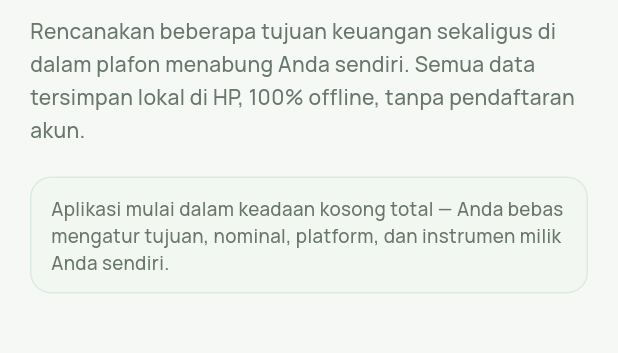
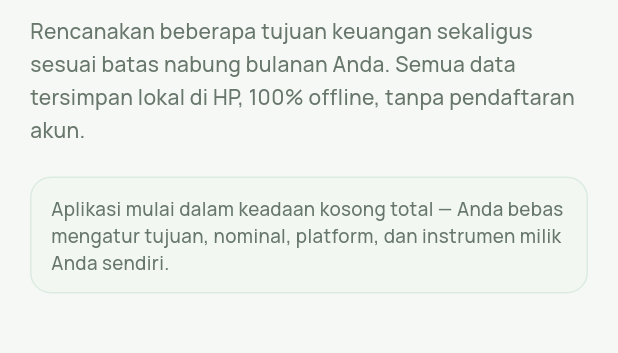
Before and after one commit to Dzakiamriz22/Planora, a Flutter app: the screen it shows after launch, on a phone screen of 412 x 824 dp, the part 383-736 px from its top. Run offline on Flutter 3.47's test engine with Material 3 defaults, Android fonts, the phone set to English and light mode, and no system bars; our stand-ins replace drift, file_picker, flutter_riverpod, go_router, material_ui, share_plus; accounts and stored records are empty; generated files the repository leaves out were written again.

Commit message:
refactor(copy): ganti istilah 'plafon' menjadi 'batas nabung' di seluruh UI

```diff
--- a/lib/core/calc/planora_calc.dart
+++ b/lib/core/calc/planora_calc.dart
@@ -447,7 +447,7 @@ class PlanoraCalc {
         excess: excess,
         changes: const [],
         errorMessage:
-            'Rencana setoran (${_rupiah(newEditedAmount)}) melebihi plafon (${_rupiah(ceilingAmount)}) meskipun seluruh porto lain diturunkan ke Rp 0.',
+            'Rencana setoran (${_rupiah(newEditedAmount)}) melebihi batas nabung (${_rupiah(ceilingAmount)}) meskipun seluruh porto lain diturunkan ke Rp 0.',
       );
     }
 
@@ -500,7 +500,7 @@ class PlanoraCalc {
         needsRebalance: true,
         excess: excess,
         changes: const [],
-        errorMessage: 'Sisa plafon tidak mencukupi setelah penyeimbangan.',
+        errorMessage: 'Sisa batas nabung tidak mencukupi setelah penyesuaian.',
       );
     }
 
@@ -662,7 +662,7 @@ class PlanoraCalc {
         isValid: false,
         totalAmount: total,
         errorMessage:
-            'Total alokasi fase (${_rupiah(total)}) melebihi plafon menabung (${_rupiah(ceilingAmount)}).',
+            'Total alokasi fase (${_rupiah(total)}) melebihi batas nabung (${_rupiah(ceilingAmount)}).',
       );
     }
 
--- a/lib/data/repositories/phase_repository.dart
+++ b/lib/data/repositories/phase_repository.dart
@@ -73,7 +73,7 @@ class PhaseRepository {
       }
       if (ceiling != null && total > ceiling) {
         throw PhaseValidationException(
-          'Total fase (${AppFormatters.rupiah(total)}) melebihi plafon menabung saat ini (${AppFormatters.rupiah(ceiling)}).',
+          'Total fase (${AppFormatters.rupiah(total)}) melebihi batas nabung saat ini (${AppFormatters.rupiah(ceiling)}).',
         );
       }
 
@@ -235,7 +235,7 @@ class PhaseRepository {
 
     return savePhase(
       name: name,
-      description: 'Pembagian plafon merata ke seluruh porto sebagai titik mulai.',
+      description: 'Pembagian batas nabung merata ke seluruh porto sebagai titik mulai.',
       allocationsByPortfolioId: allocs,
     );
   }
--- a/lib/data/repositories/portfolio_repository.dart
+++ b/lib/data/repositories/portfolio_repository.dart
@@ -164,7 +164,7 @@ class PortfolioRepository {
       }
       if (ceiling != null && projectedTotal > ceiling) {
         throw CeilingExceededException(
-          'Total rencana setoran (${AppFormatters.rupiah(projectedTotal)}) melebihi plafon menabung (${AppFormatters.rupiah(ceiling)}).',
+          'Total rencana setoran (${AppFormatters.rupiah(projectedTotal)}) melebihi batas nabung (${AppFormatters.rupiah(ceiling)}).',
         );
       }
 
@@ -273,7 +273,7 @@ class PortfolioRepository {
 
       if (ceiling != null && projectedTotal > ceiling) {
         throw CeilingExceededException(
-          'Total rencana setoran (${AppFormatters.rupiah(projectedTotal)}) melebihi plafon menabung (${AppFormatters.rupiah(ceiling)}).',
+          'Total rencana setoran (${AppFormatters.rupiah(projectedTotal)}) melebihi batas nabung (${AppFormatters.rupiah(ceiling)}).',
         );
       }
 
@@ -312,7 +312,7 @@ class PortfolioRepository {
       }
       if (ceiling != null && total > ceiling) {
         throw CeilingExceededException(
-          'Total rencana setoran (${AppFormatters.rupiah(total)}) melebihi plafon menabung (${AppFormatters.rupiah(ceiling)}).',
+          'Total rencana setoran (${AppFormatters.rupiah(total)}) melebihi batas nabung (${AppFormatters.rupiah(ceiling)}).',
         );
       }
       for (final entry in plansById.entries) {
--- a/lib/features/home/home_screen.dart
+++ b/lib/features/home/home_screen.dart
@@ -73,9 +73,9 @@ class _HomeScreenState extends ConsumerState<HomeScreen> {
       context,
       result: result,
       ceilingAmount: ceiling,
-      title: 'Skalakan Rencana ke Plafon',
+      title: 'Sesuaikan Rencana ke Batas Nabung',
       subtitle:
-          'Total rencana saat ini melebihi plafon sebesar ${AppFormatters.rupiah(summary.overCeilingBy)}. Seluruh porto akan diturunkan secara proporsional agar sesuai plafon ${AppFormatters.rupiah(ceiling)}.',
+          'Total rencana saat ini melebihi batas nabung sebesar ${AppFormatters.rupiah(summary.overCeilingBy)}. Seluruh porto akan diturunkan secara proporsional agar sesuai batas ${AppFormatters.rupiah(ceiling)}.',
     );
     if (!approved) return;
 
@@ -86,7 +86,7 @@ class _HomeScreenState extends ConsumerState<HomeScreen> {
     if (mounted) {
       ScaffoldMessenger.of(context).showSnackBar(
         const SnackBar(
-          content: Text('Rencana setoran berhasil diskalakan sesuai plafon.'),
+          content: Text('Rencana setoran berhasil disesuaikan ke batas nabung.'),
         ),
       );
     }
@@ -129,10 +129,10 @@ class _HomeScreenState extends ConsumerState<HomeScreen> {
     final plafonChip = ceiling == null
         ? PlanoraPill.gray('Belum diatur')
         : (summary.isOverCeiling
-            ? PlanoraPill.danger('Melebihi plafon')
+            ? PlanoraPill.danger('Melebihi batas')
             : (summary.remainingCeiling == 0
-                ? PlanoraPill.green('Pas plafon')
-                : PlanoraPill.green('Dalam plafon')));
+                ? PlanoraPill.green('Pas batas')
+                : PlanoraPill.green('Dalam batas')));
 
     return Scaffold(
       body: SafeArea(
@@ -302,7 +302,7 @@ class _HomeScreenState extends ConsumerState<HomeScreen> {
                     children: [
                       Expanded(
                         child: Text(
-                          'Plafon Nabung — ${AppFormatters.monthYear(_selectedMonth)}',
+                          'Batas Nabung — ${AppFormatters.monthYear(_selectedMonth)}',
                           style: AppTheme.manrope(
                             size: 13,
                             weight: FontWeight.w800,
@@ -317,7 +317,7 @@ class _HomeScreenState extends ConsumerState<HomeScreen> {
                   const SizedBox(height: 10),
                   if (ceiling == null) ...[
                     Text(
-                      'Atur gaji bulanan dan biaya hidup minimum untuk mengaktifkan plafon menabung otomatis.',
+                      'Atur gaji bulanan dan biaya hidup minimum untuk menghitung batas nabung otomatis.',
                       style: AppTheme.manrope(
                         size: 12,
                         color: cs.onSurfaceVariant,
@@ -346,7 +346,7 @@ class _HomeScreenState extends ConsumerState<HomeScreen> {
                       children: [
                         Expanded(
                           child: Text(
-                            'Rencana ${AppFormatters.rupiah(summary.totalMonthlyPlan)} dari plafon',
+                            'Rencana ${AppFormatters.rupiah(summary.totalMonthlyPlan)} dari batas',
                             style: AppTheme.manrope(
                               size: 11.5,
                               color: cs.onSurfaceVariant,
--- a/lib/features/onboarding/onboarding_screen.dart
+++ b/lib/features/onboarding/onboarding_screen.dart
@@ -160,7 +160,7 @@ class _OnboardingScreenState extends ConsumerState<OnboardingScreen> {
                           ),
                           const SizedBox(height: 10),
                           Text(
-                            'Rencanakan beberapa tujuan keuangan sekaligus di dalam plafon menabung Anda sendiri. Semua data tersimpan lokal di HP, 100% offline, tanpa pendaftaran akun.',
+                            'Rencanakan beberapa tujuan keuangan sekaligus sesuai batas nabung bulanan Anda. Semua data tersimpan lokal di HP, 100% offline, tanpa pendaftaran akun.',
                             style: AppTheme.manrope(
                               size: 14,
                               color: cs.onSurfaceVariant,
@@ -229,7 +229,7 @@ class _OnboardingScreenState extends ConsumerState<OnboardingScreen> {
                           ),
                           const SizedBox(height: 6),
                           Text(
-                            'Plafon menabung dihitung otomatis dari gaji dikurangi biaya hidup minimum.',
+                            'Batas nabung bulanan dihitung otomatis dari gaji dikurangi biaya hidup minimum.',
                             style: AppTheme.manrope(
                               size: 13,
                               color: cs.onSurfaceVariant,
@@ -253,7 +253,7 @@ class _OnboardingScreenState extends ConsumerState<OnboardingScreen> {
                               mainAxisAlignment: MainAxisAlignment.spaceBetween,
                               children: [
                                 Text(
-                                  'Plafon nabung terhitung',
+                                  'Batas nabung bulanan',
                                   style: AppTheme.manrope(size: 12.5),
                                 ),
                                 Text(
--- a/lib/features/phases/phase_form_screen.dart
+++ b/lib/features/phases/phase_form_screen.dart
@@ -364,15 +364,15 @@ class _PhaseFormScreenState extends ConsumerState<PhaseFormScreen> {
                       runSpacing: 6,
                       children: [
                         if (ceiling == null)
-                          PlanoraPill.gray('Plafon belum diatur')
+                          PlanoraPill.gray('Batas belum diatur')
                         else if (overCeiling)
                           PlanoraPill.danger(
-                            'Melebihi plafon (${AppFormatters.rupiah(liveValidation.totalAmount - ceiling)})',
+                            'Melebihi batas (${AppFormatters.rupiah(liveValidation.totalAmount - ceiling)})',
                             icon: Icons.error_outline,
                           )
                         else
                           PlanoraPill.green(
-                            exactCeiling ? 'Pas plafon' : 'Dalam plafon',
+                            exactCeiling ? 'Pas batas' : 'Dalam batas',
                             icon: Icons.check,
                           ),
                         if (summary.phaseLimitEnabled &&
--- a/lib/features/phases/phases_screen.dart
+++ b/lib/features/phases/phases_screen.dart
@@ -74,7 +74,7 @@ class PhasesScreen extends ConsumerWidget {
       if (context.mounted) {
         ScaffoldMessenger.of(context).showSnackBar(
           const SnackBar(
-            content: Text('Fase seimbang berhasil dibuat dari plafon Anda.'),
+            content: Text('Fase seimbang berhasil dibuat dari batas nabung Anda.'),
           ),
         );
         context.push('/phases/$id/edit');
@@ -201,7 +201,7 @@ class PhasesScreen extends ConsumerWidget {
                       ),
                       TextSpan(
                         text: summary.ceiling != null
-                            ? 'Menerapkan fase mengganti setoran bulanan semua porto sekaligus, tetap di dalam plafon ${AppFormatters.rupiah(summary.ceiling!)}/bln.'
+                            ? 'Menerapkan fase mengganti setoran bulanan semua porto sekaligus, tetap dalam batas nabung ${AppFormatters.rupiah(summary.ceiling!)}/bln.'
                             : 'Menerapkan fase mengganti setoran bulanan semua porto sekaligus.',
                         style: AppTheme.manrope(
                           size: 12.5,
@@ -384,7 +384,7 @@ class _PhaseCard extends StatelessWidget {
                   child: Text(
                     p.isActive
                         ? 'Edit Fase'
-                        : (overCeiling ? 'Melebihi plafon' : 'Terapkan'),
+                        : (overCeiling ? 'Melebihi batas' : 'Terapkan'),
                     style: AppTheme.manrope(
                       size: 13,
                       weight: FontWeight.w800,
--- a/lib/features/portfolios/portfolio_detail_screen.dart
+++ b/lib/features/portfolios/portfolio_detail_screen.dart
@@ -1143,7 +1143,7 @@ class _PortfolioDetailScreenState extends ConsumerState<PortfolioDetailScreen> {
                                 ),
                                 TextSpan(
                                   text:
-                                      'Ilustrasi berdasarkan asumsi tenor & bunga Anda, bukan penawaran kredit dan tidak masuk plafon.',
+                                      'Ilustrasi berdasarkan asumsi tenor & bunga Anda, bukan penawaran kredit dan tidak mengurangi batas nabung.',
                                   style: AppTheme.manrope(
                                     size: 11.5,
                                     color: PlanoraColors.inkMuted,
--- a/lib/features/settings/settings_screen.dart
+++ b/lib/features/settings/settings_screen.dart
@@ -118,7 +118,7 @@ class _SettingsScreenState extends ConsumerState<SettingsScreen> {
                         mainAxisAlignment: MainAxisAlignment.spaceBetween,
                         children: [
                           Text(
-                            'Plafon nabung (otomatis)',
+                            'Batas nabung (otomatis)',
                             style: AppTheme.manrope(size: 12.5),
                           ),
                           Text(
@@ -158,7 +158,7 @@ class _SettingsScreenState extends ConsumerState<SettingsScreen> {
                           ScaffoldMessenger.of(context).showSnackBar(
                             const SnackBar(
                               content: Text(
-                                'Profil keuangan diperbarui. Plafon dan seluruh layar dihitung ulang.',
+                                'Profil keuangan diperbarui. Batas nabung dan seluruh layar dihitung ulang.',
                               ),
                             ),
                           );
@@ -797,7 +797,7 @@ class _SettingsScreenState extends ConsumerState<SettingsScreen> {
                       ),
                       const Divider(),
                       PlanoraKeyValueRow(
-                        label: 'Plafon nabung (otomatis)',
+                        label: 'Batas nabung (otomatis)',
                         value: ceiling != null
                             ? '${AppFormatters.rupiah(ceiling)}/bln'
                             : 'Belum diatur',
@@ -805,7 +805,7 @@ class _SettingsScreenState extends ConsumerState<SettingsScreen> {
                       ),
                       const SizedBox(height: 6),
                       Text(
-                        'Mengubah gaji atau biaya hidup langsung menghitung ulang plafon dan seluruh layar.',
+                        'Mengubah gaji atau biaya hidup langsung menghitung ulang batas nabung dan seluruh layar.',
                         style: AppTheme.manrope(
                           size: 11.5,
                           color: cs.onSurfaceVariant,
--- a/lib/widgets/rebalance_dialog.dart
+++ b/lib/widgets/rebalance_dialog.dart
@@ -9,17 +9,17 @@ Future<bool> showRebalancePreviewDialog(
   BuildContext context, {
   required RebalanceResult result,
   required int ceilingAmount,
-  String title = 'Pratinjau Penyeimbangan Plafon',
+  String title = 'Pratinjau Penyesuaian Batas',
   String? subtitle,
 }) async {
   if (!result.success) {
     await showDialog<void>(
       context: context,
       builder: (ctx) => AlertDialog(
-        title: const Text('Melebihi Plafon Menabung'),
+        title: const Text('Melebihi Batas Nabung'),
         content: Text(
           result.errorMessage ??
-              'Perubahan tidak dapat disimpan karena melebihi plafon ${AppFormatters.rupiah(ceilingAmount)}.',
+              'Perubahan tidak dapat disimpan karena melebihi batas nabung ${AppFormatters.rupiah(ceilingAmount)}.',
         ),
         actions: [
           FilledButton(
@@ -46,7 +46,7 @@ Future<bool> showRebalancePreviewDialog(
             children: [
               Text(
                 subtitle ??
-                    'Perubahan melebihi plafon sebesar ${AppFormatters.rupiah(result.excess)}. Porto lain akan diturunkan secara proporsional agar total tetap dalam batas plafon ${AppFormatters.rupiah(ceilingAmount)}.',
+                    'Perubahan melebihi batas nabung sebesar ${AppFormatters.rupiah(result.excess)}. Porto lain akan diturunkan secara proporsional agar total tetap dalam batas ${AppFormatters.rupiah(ceilingAmount)}.',
                 style: const TextStyle(
                   fontSize: 13,
                   color: AppTheme.textSecondary,
```
